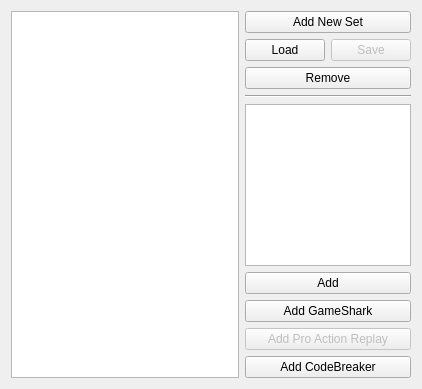
Old version of the form Libretro/mgba/src/platform/qt/CheatsView.ui in the repository kiddreads/Avalon-copy2.
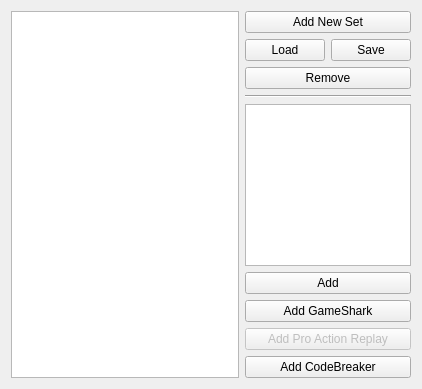
New version of the form.

The edit to the form file:
```diff
--- a/Libretro/mgba/src/platform/qt/CheatsView.ui
+++ b/Libretro/mgba/src/platform/qt/CheatsView.ui
@@ -68,9 +68,6 @@
    </item>
    <item row="1" column="2">
     <widget class="QPushButton" name="save">
-     <property name="enabled">
-      <bool>false</bool>
-     </property>
      <property name="text">
       <string>Save</string>
      </property>
```
